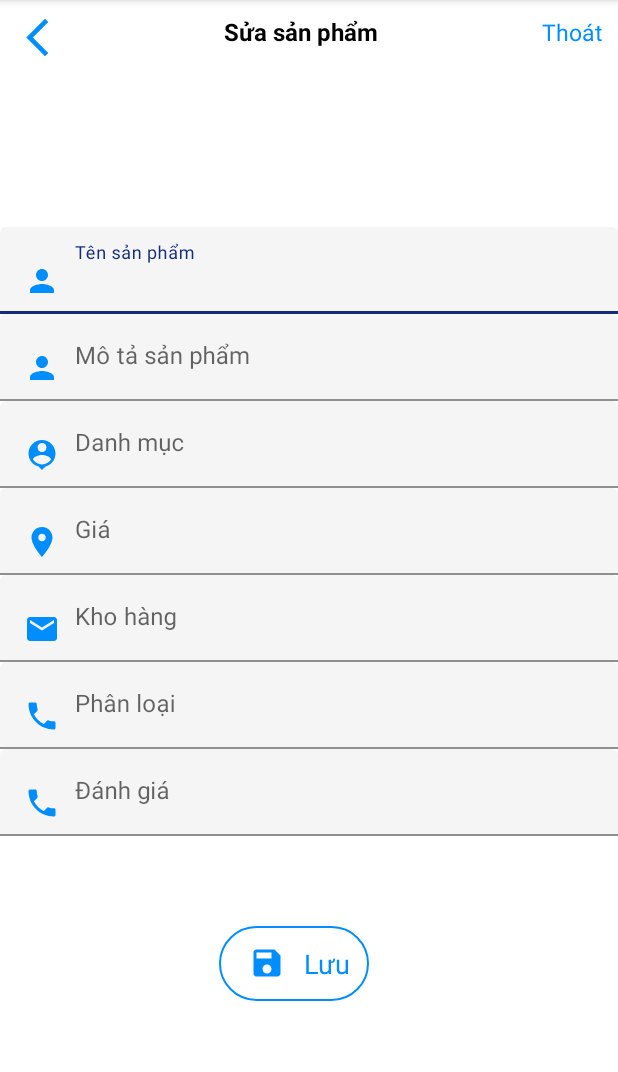
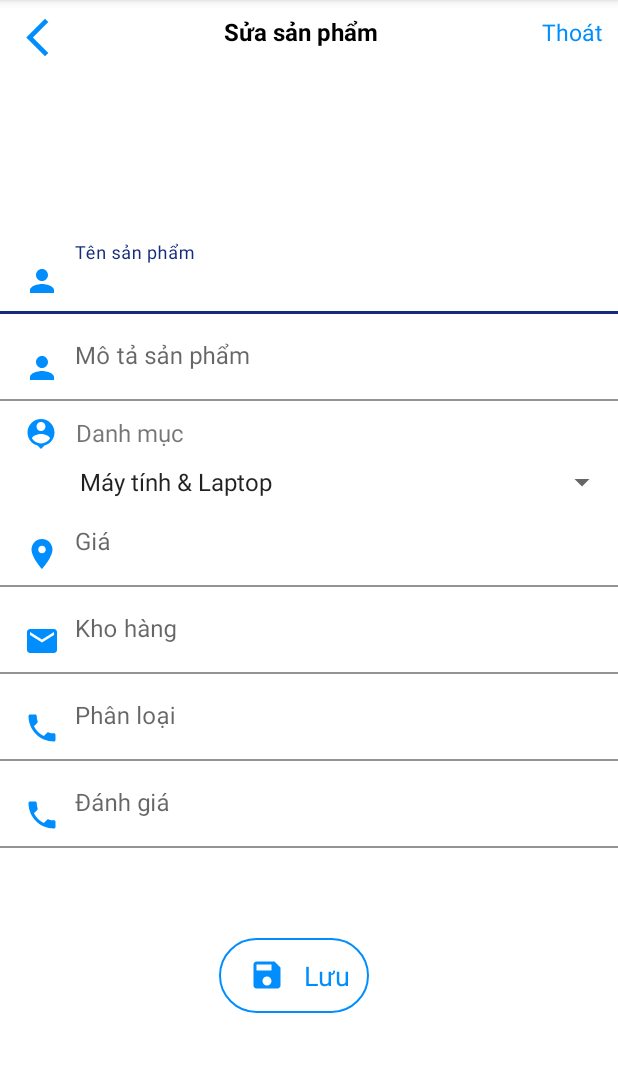
Before and after one commit to Hai0612/ecommerAndroidV2, an Android app: the EditProductActivity screen opened directly, with no data from a screen before it, on a phone screen of 412 x 824 dp, the part 84-1156 px from its top. Run offline under Robolectric (Android 15) with nearby library versions, the phone set to English and light mode, and no system bars; our stand-ins replace Firebase (no records; nobody signed in at launch, a user with empty details on screens opened directly); Roboto replaces fonts that are not available here; 1 statement that could not run was skipped.

Commit message:
Sua Category(Danh muc) thanh spinner

```diff
--- a/app/src/main/java/com/example/ecomapplication/activities/EditProductActivity.java
+++ b/app/src/main/java/com/example/ecomapplication/activities/EditProductActivity.java
@@ -7,7 +7,10 @@ import android.media.Image;
 import android.os.Bundle;
 import android.util.Log;
 import android.view.View;
+import android.widget.AdapterView;
+import android.widget.ArrayAdapter;
 import android.widget.ImageView;
+import android.widget.Spinner;
 import android.widget.TextView;
 import android.widget.Toast;
 
@@ -17,13 +20,15 @@ import com.example.ecomapplication.models.Product;
 import com.google.android.material.textfield.TextInputLayout;
 import com.google.firebase.firestore.FirebaseFirestore;
 
-public class EditProductActivity extends AppCompatActivity {
+public class EditProductActivity extends AppCompatActivity implements AdapterView.OnItemSelectedListener {
 
     TextInputLayout product_name, product_desc, product_category, product_price, product_quantity, product_size, product_rating;
     String product_name_, product_desc_, product_category_, product_price_, product_quantity_, product_size_, product_rating_, document_;
     TextView update_product;
     String id_product;
+    String cate_gory, text;
     FirebaseFirestore db;
+    Spinner product_gate_gory;
     Product product;
     ImageView back;
     @Override
@@ -40,14 +45,13 @@ public class EditProductActivity extends AppCompatActivity {
 
         product_name = findViewById(R.id.product_name_update);
         product_desc = findViewById(R.id.product_desc_update);
-        product_category = findViewById(R.id.product_category_update);
+        product_gate_gory = findViewById(R.id.product_category_update);
         back = findViewById(R.id.back_action);
         product_price = findViewById(R.id.price_update);
         product_quantity = findViewById(R.id.quantity_update);
         product_size = findViewById(R.id.size_update);
         product_rating = findViewById(R.id.rating_update);
         update_product = findViewById(R.id.update_product);
-
 
         back.setOnClickListener(new View.OnClickListener() {
             @Override
@@ -63,7 +67,7 @@ public class EditProductActivity extends AppCompatActivity {
 
             product_name.getEditText().setText(product.getName());
             product_desc.getEditText().setText(product.getDescription());
-            product_category.getEditText().setText(product.getId_category());
+         //   product_category.getEditText().setText(product.getId_category());
             product_price.getEditText().setText(String.valueOf(product.getPrice()));
             product_quantity.getEditText().setText(String.valueOf(product.getQuantity()));
             product_size.getEditText().setText(product.getSize());
@@ -77,6 +81,18 @@ public class EditProductActivity extends AppCompatActivity {
             product_rating_ = product.getRating();
             product_size_ = product.getSize();
         }
+
+        //product_gate_gory.setSelection(Integer.valueOf(product_category_) - 1);
+
+
+
+        ArrayAdapter<CharSequence> adapter = ArrayAdapter.createFromResource(this, R.array.category, android.R.layout.simple_spinner_item);
+        adapter.setDropDownViewResource(android.R.layout.simple_spinner_dropdown_item);
+        product_gate_gory.setAdapter(adapter);
+
+        product_gate_gory.setSelection(Integer.valueOf(product_category_) - 1);
+
+        product_gate_gory.setOnItemSelectedListener(this);
 
         update_product.setOnClickListener(new View.OnClickListener() {
             @Override
@@ -108,10 +124,11 @@ public class EditProductActivity extends AppCompatActivity {
         }
         else {
             Log.v("Cat1", product_name.getEditText().getText().toString());
+            Log.v("Cat2", cate_gory);
             db.collection("Product").document(product.getDocumentId())
                     .update("name", product_name.getEditText().getText().toString(),
                             "description", product_desc.getEditText().getText().toString(),
-                            "id_category", product_category.getEditText().getText().toString(),
+                            "id_category", cate_gory,
                             "price",  Integer.valueOf(product_price.getEditText().getText().toString()),
                             "quantity",  Integer.valueOf(product_quantity.getEditText().getText().toString()),
                             "rating", product_rating.getEditText().getText().toString(),
@@ -183,7 +200,7 @@ public class EditProductActivity extends AppCompatActivity {
     }
 
     public boolean isProductCateChanged(){
-        if (!product_category_.equals(product_category.getEditText().getText().toString())){
+        if (!product_category_.equals(cate_gory)){
             return true;
         }
         return false;
@@ -216,4 +233,17 @@ public class EditProductActivity extends AppCompatActivity {
         }
         return false;
     }
+
+    @Override
+    public void onItemSelected(AdapterView<?> adapterView, View view, int i, long l) {
+        text = adapterView.getItemAtPosition(i).toString();
+        String he = String.valueOf(i);
+        cate_gory = String.valueOf(i + 1);
+        Log.v("tiengAnh", he);
+    }
+
+    @Override
+    public void onNothingSelected(AdapterView<?> adapterView) {
+
+    }
 }
--- a/app/src/main/java/com/example/ecomapplication/activities/NewProductActivity.java
+++ b/app/src/main/java/com/example/ecomapplication/activities/NewProductActivity.java
@@ -32,7 +32,7 @@ public class NewProductActivity extends AppCompatActivity implements AdapterView
     EditText productName, productDesc, productPrice, productQuantity, productCategory, productSize, productRating;
     FirebaseFirestore db;
     Spinner category_;
-    String text;
+    String text, cate_gory;
     Product product;
     private FirebaseAuth auth;
 
@@ -79,7 +79,7 @@ public class NewProductActivity extends AppCompatActivity implements AdapterView
 
                 Log.v("Aloha", _productName);
 
-                AddProductToFireBase(_productDesc, _id, _productCategory, _imgUrl, _productName,
+                AddProductToFireBase(_productDesc, _id, cate_gory, _imgUrl, _productName,
                         Integer.valueOf(_productPrice), Integer.valueOf(_productQuantity), _productRating, _productSize);
                 Toast.makeText(view.getContext(), "Add Successed!", Toast.LENGTH_SHORT).show();
 
@@ -120,6 +120,9 @@ public class NewProductActivity extends AppCompatActivity implements AdapterView
     @Override
     public void onItemSelected(AdapterView<?> adapterView, View view, int i, long l) {
         text = adapterView.getItemAtPosition(i).toString();
+        String he = String.valueOf(i);
+        cate_gory = String.valueOf(i + 1);
+        Log.v("tiengAnh", he);
     }
 
     @Override
--- a/app/src/main/res/layout/activity_edit_product.xml
+++ b/app/src/main/res/layout/activity_edit_product.xml
@@ -62,7 +62,7 @@
             android:drawablePadding="10dp"
             android:layout_height="wrap_content"
             android:layout_width="match_parent"
-            android:backgroundTint="@color/blur"/>
+            android:backgroundTint="@color/white"/>
 
     </com.google.android.material.textfield.TextInputLayout>
 
@@ -77,24 +77,58 @@
             android:drawablePadding="10dp"
             android:layout_height="wrap_content"
             android:layout_width="match_parent"
-            android:backgroundTint="@color/blur"/>
+            android:backgroundTint="@color/white"/>
 
     </com.google.android.material.textfield.TextInputLayout>
 
-    <com.google.android.material.textfield.TextInputLayout
-        android:hint="Danh mục"
-        android:id="@+id/product_category_update"
+<!--    <com.google.android.material.textfield.TextInputLayout-->
+<!--        android:hint="Danh mục"-->
+<!--        android:id="@+id/product_category_update"-->
+<!--        android:layout_height="wrap_content"-->
+<!--        android:layout_width="match_parent">-->
+
+<!--        <com.google.android.material.textfield.TextInputEditText-->
+<!--            android:drawableLeft="@drawable/ic_baseline_username"-->
+<!--            android:drawablePadding="10dp"-->
+<!--            android:layout_height="wrap_content"-->
+<!--            android:layout_width="match_parent"-->
+<!--            android:backgroundTint="@color/blur"/>-->
+
+<!--    </com.google.android.material.textfield.TextInputLayout>-->
+    <RelativeLayout
+
         android:layout_height="wrap_content"
-        android:layout_width="match_parent">
+        android:layout_width="match_parent"
+        android:layout_marginLeft="15dp">
 
-        <com.google.android.material.textfield.TextInputEditText
+        <TextView
+            android:layout_width="wrap_content"
+            android:layout_height="wrap_content"
             android:drawableLeft="@drawable/ic_baseline_username"
-            android:drawablePadding="10dp"
-            android:layout_height="wrap_content"
-            android:layout_width="match_parent"
+            android:layout_marginTop="10dp"
+            android:textColor="@color/black"
+            android:textSize="16sp"
             android:backgroundTint="@color/blur"/>
 
-    </com.google.android.material.textfield.TextInputLayout>
+        <TextView
+            android:layout_width="wrap_content"
+            android:layout_height="wrap_content"
+            android:layout_marginTop="10dp"
+            android:paddingLeft="35dp"
+            android:text="Danh mục"
+            android:textSize="16sp" />
+
+        <Spinner
+            android:id="@+id/product_category_update"
+            android:layout_width="match_parent"
+            android:layout_height="wrap_content"
+            android:layout_marginLeft="30dp"
+            android:layout_marginTop="42dp"
+            android:textColor="@color/gray"
+            android:textSize="15sp"
+            tools:ignore="SpeakableTextPresentCheck,TouchTargetSizeCheck" />
+
+    </RelativeLayout>
 
     <com.google.android.material.textfield.TextInputLayout
         android:hint="Giá"
@@ -107,7 +141,7 @@
             android:drawablePadding="10dp"
             android:layout_height="wrap_content"
             android:layout_width="match_parent"
-            android:backgroundTint="@color/blur"/>
+            android:backgroundTint="@color/white"/>
 
     </com.google.android.material.textfield.TextInputLayout>
 
@@ -122,7 +156,7 @@
             android:drawablePadding="10dp"
             android:layout_height="wrap_content"
             android:layout_width="match_parent"
-            android:backgroundTint="@color/blur"/>
+            android:backgroundTint="@color/white"/>
 
     </com.google.android.material.textfield.TextInputLayout>
 
@@ -137,7 +171,7 @@
             android:drawablePadding="10dp"
             android:layout_height="wrap_content"
             android:layout_width="match_parent"
-            android:backgroundTint="@color/blur"/>
+            android:backgroundTint="@color/white"/>
 
     </com.google.android.material.textfield.TextInputLayout>
 
@@ -152,7 +186,7 @@
             android:drawablePadding="10dp"
             android:layout_height="wrap_content"
             android:layout_width="match_parent"
-            android:backgroundTint="@color/blur"/>
+            android:backgroundTint="@color/white"/>
 
     </com.google.android.material.textfield.TextInputLayout>
 
--- a/app/src/main/res/values/strings.xml
+++ b/app/src/main/res/values/strings.xml
@@ -62,14 +62,15 @@
 
     <!--    spinner-->
     <string-array name="category">
-        <item>"1"</item>
-        <item>"2"</item>
-        <item>"3"</item>
-        <item>"4"</item>
-        <item>"5"</item>
-        <item>"6"</item>
-        <item>"7"</item>
-        <item>"8"</item>
-        <item>"9"</item>
+        <item>"Máy tính &amp; Laptop"</item>
+        <item>"Áo thun dành cho nam siêu đẹp"</item>
+        <item>"Thể thao &amp; Du lịch"</item>
+        <item>"Thời trang nữ"</item>
+        <item>"Ô tô &amp; Xe máy &amp; Xe đạp"</item>
+        <item>"Sách"</item>
+        <item>"Sức khoẻ"</item>
+        <item>"Nhà cửa &amp; Đời sống"</item>
+        <item>"Sắc đẹp"</item>
+        <item>"Đồ điện tử"</item>
     </string-array>
 </resources>
```
